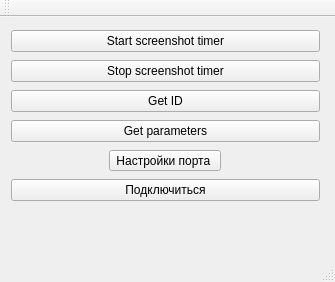
Above: src/app/mainwindow.ui from Muzalevsky/adaptive_backlight before the change. Below: the same form after it.
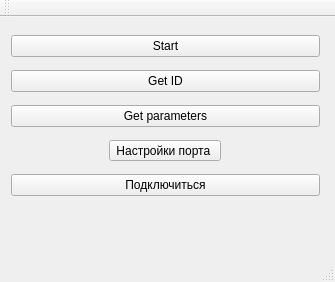
That is the form after the change.

The edit to the form file:
```diff
--- a/src/app/mainwindow.ui
+++ b/src/app/mainwindow.ui
@@ -27,14 +27,7 @@
      <item>
       <widget class="QPushButton" name="startTimerButton">
        <property name="text">
-        <string>Start screenshot timer</string>
-       </property>
-      </widget>
-     </item>
-     <item>
-      <widget class="QPushButton" name="stopTimerButton">
-       <property name="text">
-        <string>Stop screenshot timer</string>
+        <string>Start</string>
        </property>
       </widget>
      </item>
@@ -68,6 +61,9 @@
        <property name="text">
         <string>Подключиться</string>
        </property>
+       <property name="checkable">
+        <bool>true</bool>
+       </property>
       </widget>
      </item>
     </layout>
```
Left out of the diff: 2 changed lines with no effect on the pictures.
